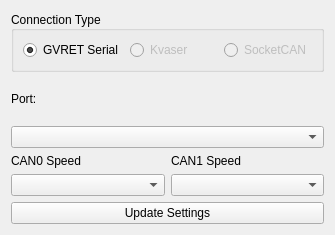
Above: connectionwindow.ui from collin80/SavvyCAN before the change. Below: the same form after it.
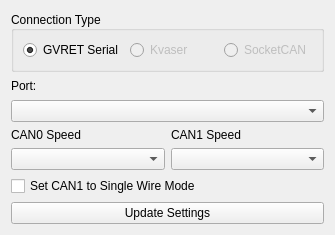
That is the form after the change.

Commit message: Fixed a nasty bug that could cause the whole program to crash when changing ID filters. Made the new connection screen update to show the set baud rates. Added the ability to set Single Wire mode on the connection window but it actually doesn't work yet.

Diff of the .ui file:
```diff
--- a/connectionwindow.ui
+++ b/connectionwindow.ui
@@ -96,6 +96,13 @@
      </item>
     </layout>
    </item>
+   <item>
+    <widget class="QCheckBox" name="ckSingleWire">
+     <property name="text">
+      <string>Set CAN1 to Single Wire Mode</string>
+     </property>
+    </widget>
+   </item>
    <item>
     <widget class="QPushButton" name="btnOK">
      <property name="text">
```
The commit also changes 4 other files.
